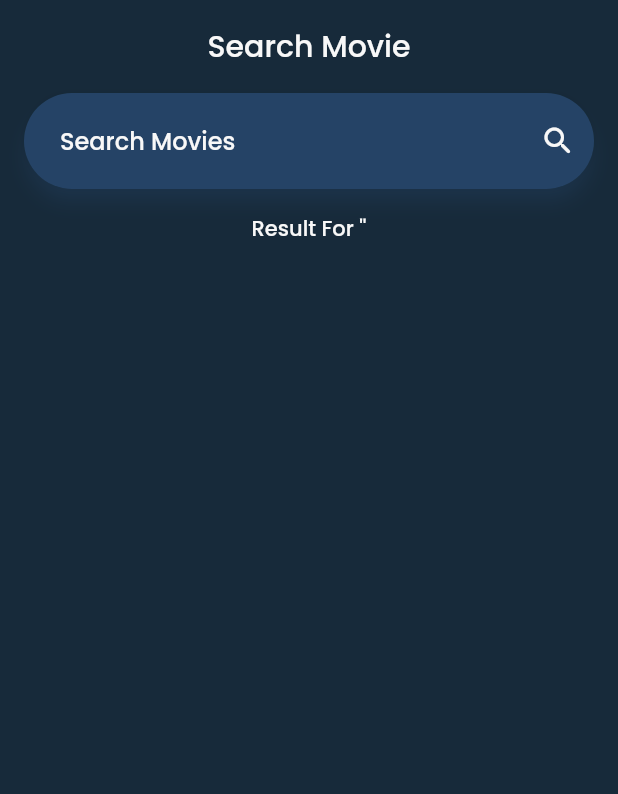
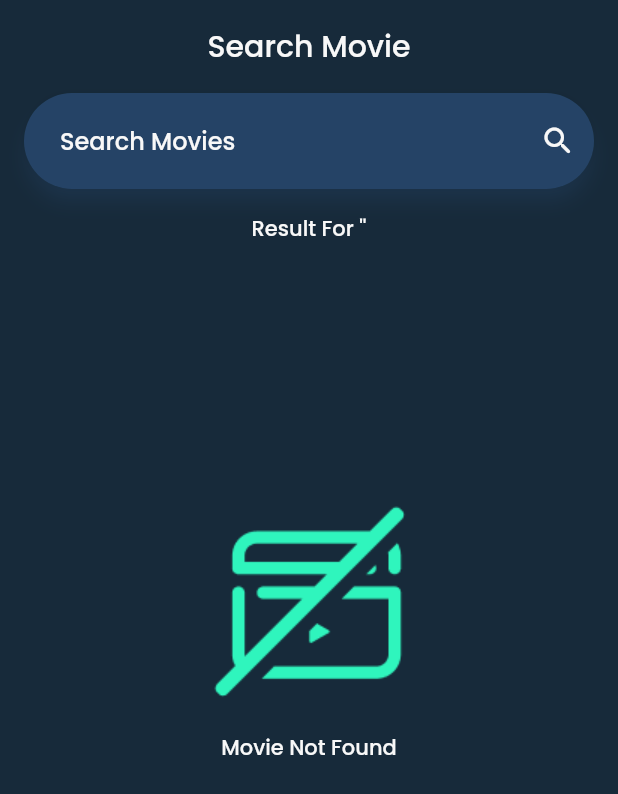
Before and after one commit to fatanabil/watch-list, a Flutter app: the SearchMovie screen opened directly with empty values, on a phone screen of 412 x 824 dp. Shown: the top 794 px of the screen. Run offline on Flutter 3.47's test engine with Material 2 defaults, Android fonts, the phone set to English and light mode, and no system bars; network calls fail.

Commit message:
fix when movie not found

```diff
--- a/lib/search_movie.dart
+++ b/lib/search_movie.dart
@@ -81,7 +81,10 @@ class _SearchMovieState extends State<SearchMovie> {
                         color: dBlue,
                         borderRadius: BorderRadius.circular(32),
                         shadowColor: lBlue,
-                        child: TextField(
+                        child: TextFormField(
+                          initialValue: widget.movieSearch == ''
+                              ? '$movies'
+                              : '${widget.movieSearch}',
                           onChanged: (moviesIn) {
                             widget.movieSearch = moviesIn;
                           },
@@ -98,8 +101,9 @@ class _SearchMovieState extends State<SearchMovie> {
                               color: whiteMv,
                               onPressed: () {
                                 setState(() {
-                                  print(widget.movieSearch);
                                   _fetchData(widget.movieSearch);
+                                  FocusScope.of(context)
+                                      .requestFocus(FocusNode());
                                 });
                               },
                             ),
@@ -131,12 +135,38 @@ class _SearchMovieState extends State<SearchMovie> {
               Expanded(
                 child: Padding(
                   padding: const EdgeInsets.only(bottom: 0),
-                  child: Container(
+                  child: _movieList['Response'] == 'False' ||
+                          _movieList.length <= 0
+                      ? Container(
+                          child: Column(
+                            mainAxisAlignment: MainAxisAlignment.center,
+                            crossAxisAlignment: CrossAxisAlignment.center,
+                            children: [
+                              Image.asset(
+                                'assets/img/no-movie.png',
+                              ),
+                              SizedBox(
+                                height: 16,
+                              ),
+                              Text(
+                                "Movie Not Found",
+                                textAlign: TextAlign.center,
+                                style: mainStyle,
+                              ),
+                              SizedBox(
+                                height: Size.screenHeight / 5,
+                              ),
+                            ],
+                          ),
+                        )
+                      : Container(
                           child: GridView.builder(
-                      padding:
-                          EdgeInsets.symmetric(horizontal: 10, vertical: 10),
-                      gridDelegate: SliverGridDelegateWithFixedCrossAxisCount(
-                        crossAxisCount: MediaQuery.of(context).orientation ==
+                            padding: EdgeInsets.symmetric(
+                                horizontal: 10, vertical: 10),
+                            gridDelegate:
+                                SliverGridDelegateWithFixedCrossAxisCount(
+                              crossAxisCount:
+                                  MediaQuery.of(context).orientation ==
                                           Orientation.landscape
                                       ? 4
                                       : 3,
@@ -144,9 +174,10 @@ class _SearchMovieState extends State<SearchMovie> {
                               crossAxisSpacing: 10.0,
                               mainAxisSpacing: 10.0,
                             ),
-                      itemCount: _movieList.isNotEmpty
-                          ? _movieList['Search'].length
-                          : 0,
+                            itemCount: _movieList['Response'] == 'False' ||
+                                    _movieList.length <= 0
+                                ? 0
+                                : _movieList['Search'].length,
                             itemBuilder: (BuildContext context, int index) {
                               return GestureDetector(
                                 key: Key(_movieList['Search'][index]['Title']),
@@ -154,7 +185,8 @@ class _SearchMovieState extends State<SearchMovie> {
                                 child: MovieCard(
                                   name: _movieList['Search'][index]['Title'],
                                   year: _movieList['Search'][index]['Year'],
-                            posterUrl: _movieList['Search'][index]['Poster'],
+                                  posterUrl: _movieList['Search'][index]
+                                      ['Poster'],
                                 ),
                               );
                             },
```
Lines whose indentation alone changed are shown as unchanged.
